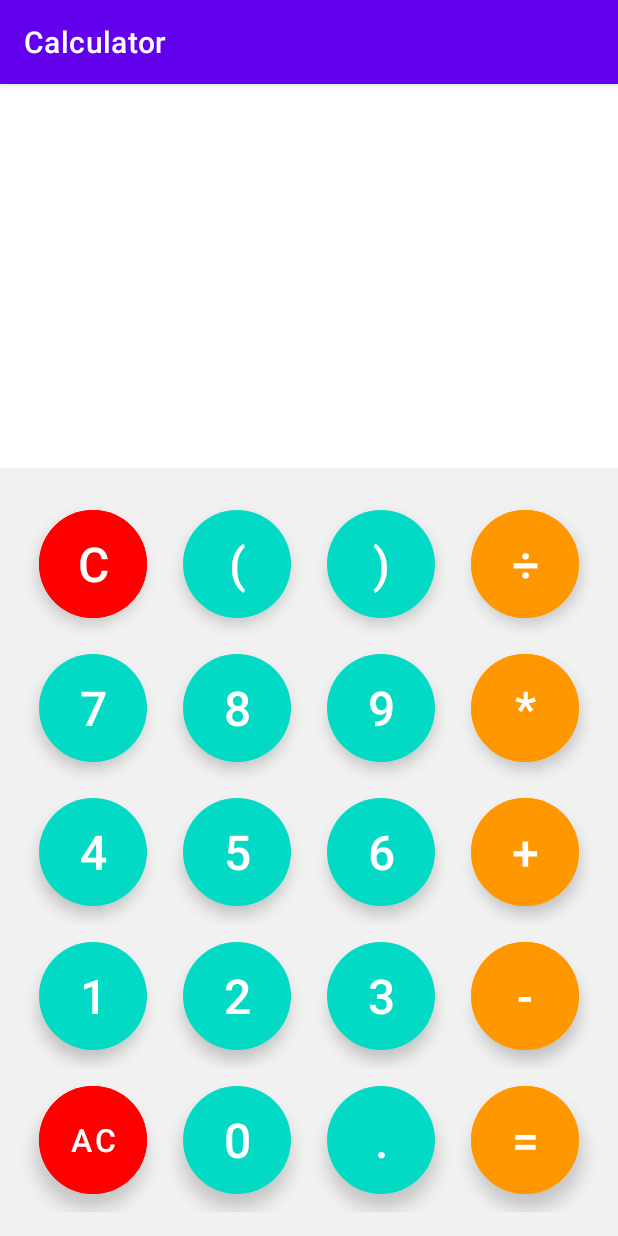
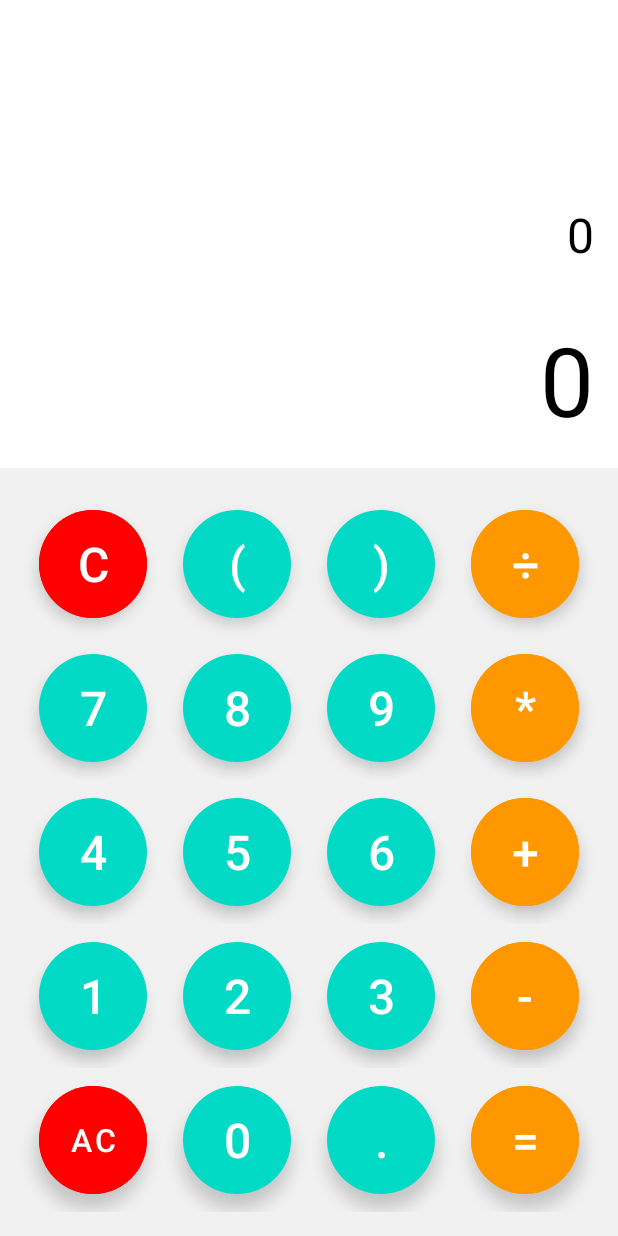
Before and after one commit to DaltonChivambo/Calculator, an Android app: the screen it shows after launch (MainActivity), on a phone screen of 412 x 824 dp. Run offline under Robolectric (Android 15) with nearby library versions, the phone set to English and light mode, and no system bars.

Commit message:
Creating Buttons

```diff
--- a/app/src/main/res/layout/activity_main.xml
+++ b/app/src/main/res/layout/activity_main.xml
@@ -6,6 +6,31 @@
     android:layout_height="match_parent"
     tools:context=".MainActivity">
 
+    <TextView
+        android:layout_width="match_parent"
+        android:layout_height="wrap_content"
+        android:id="@+id/tv_solution"
+        android:text="0"
+        android:textSize="32dp"
+        android:textAlignment="textEnd"
+        android:textColor="@color/black"
+        android:layout_above="@+id/tv_result"
+        android:layout_margin="16dp"
+        />
+
+    <TextView
+        android:layout_width="match_parent"
+        android:layout_height="wrap_content"
+        android:id="@+id/tv_result"
+        android:text="0"
+        android:textSize="64dp"
+        android:textAlignment="textEnd"
+        android:textColor="@color/black"
+        android:layout_above="@id/buttons_layout"
+        android:layout_margin="16dp"
+        />
+
+
     <LinearLayout
         android:layout_width="match_parent"
         android:layout_height="wrap_content"
@@ -13,7 +38,8 @@
         android:layout_alignParentBottom="true"
         android:background="@color/small_gray"
         android:paddingVertical="16dp"
-        >
+        android:id="@+id/buttons_layout"
+        tools:ignore="InvalidId">
 
         <LinearLayout
         android:layout_width="match_parent"
--- a/app/src/main/res/values-night/themes.xml
+++ b/app/src/main/res/values-night/themes.xml
@@ -1,9 +1,9 @@
 <resources xmlns:tools="http://schemas.android.com/tools">
     <!-- Base application theme. -->
-    <style name="Theme.Calculator" parent="Theme.MaterialComponents.DayNight.DarkActionBar">
+    <style name="Theme.Calculator" parent="Theme.MaterialComponents.DayNight.NoActionBar">
         <!-- Primary brand color. -->
-        <item name="colorPrimary">@color/purple_200</item>
-        <item name="colorPrimaryVariant">@color/purple_700</item>
+        <item name="colorPrimary">@color/orange</item>
+        <item name="colorPrimaryVariant">#FFFFFF</item>
         <item name="colorOnPrimary">@color/black</item>
         <!-- Secondary brand color. -->
         <item name="colorSecondary">@color/teal_200</item>
--- a/app/src/main/res/values/themes.xml
+++ b/app/src/main/res/values/themes.xml
@@ -1,9 +1,9 @@
 <resources xmlns:tools="http://schemas.android.com/tools">
     <!-- Base application theme. -->
-    <style name="Theme.Calculator" parent="Theme.MaterialComponents.DayNight.DarkActionBar">
+    <style name="Theme.Calculator" parent="Theme.MaterialComponents.DayNight.NoActionBar">
         <!-- Primary brand color. -->
-        <item name="colorPrimary">@color/purple_500</item>
-        <item name="colorPrimaryVariant">@color/purple_700</item>
+        <item name="colorPrimary">@color/orange</item>
+        <item name="colorPrimaryVariant">#FFFFFF</item>
         <item name="colorOnPrimary">@color/white</item>
         <!-- Secondary brand color. -->
         <item name="colorSecondary">@color/teal_200</item>
```
